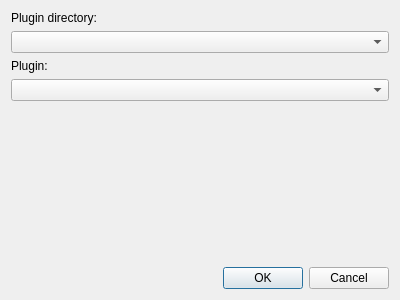
testmana2/test, file PluginManager/PluginUninstallDialog.ui: the form before one commit.
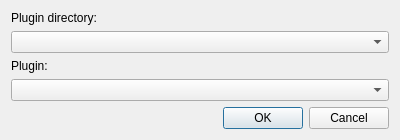
The form after the commit.

The edit to the form file:
```diff
--- a/PluginManager/PluginUninstallDialog.ui
+++ b/PluginManager/PluginUninstallDialog.ui
@@ -1,12 +1,12 @@
 <ui version="4.0" >
  <class>PluginUninstallDialog</class>
- <widget class="QWidget" name="PluginUninstallDialog" >
-  <property name="geometry" >
+ <widget class="QWidget" name="PluginUninstallDialog">
+  <property name="geometry">
    <rect>
     <x>0</x>
     <y>0</y>
     <width>400</width>
-    <height>300</height>
+    <height>131</height>
    </rect>
   </property>
   <property name="windowTitle" >
@@ -42,21 +42,8 @@
     </widget>
    </item>
    <item>
-    <spacer>
-     <property name="orientation" >
-      <enum>Qt::Vertical</enum>
-     </property>
-     <property name="sizeHint" stdset="0" >
-      <size>
-       <width>20</width>
-       <height>40</height>
-      </size>
-     </property>
-    </spacer>
-   </item>
-   <item>
-    <widget class="QDialogButtonBox" name="buttonBox" >
-     <property name="orientation" >
+    <widget class="QDialogButtonBox" name="buttonBox">
+     <property name="orientation">
       <enum>Qt::Horizontal</enum>
      </property>
      <property name="standardButtons" >
```
Left out of the diff: 25 changed lines with no effect on the pictures.
